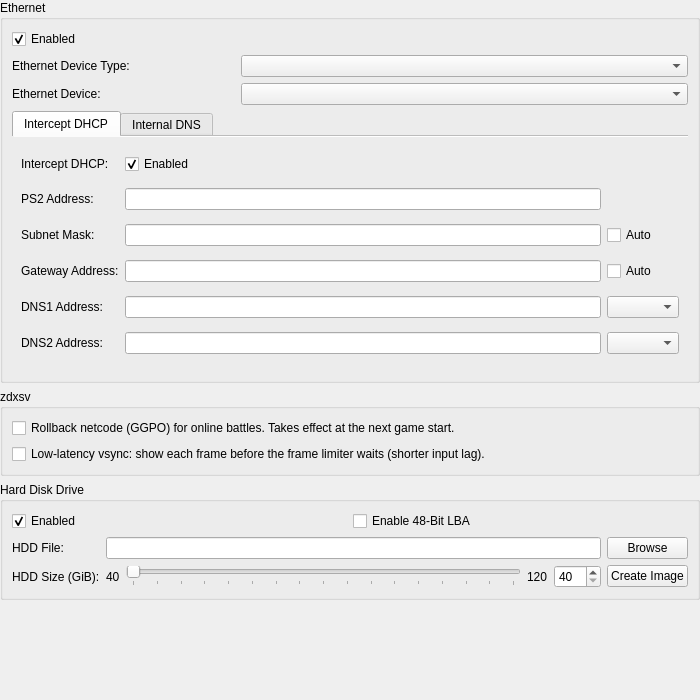
inada-s/pcsx2, file pcsx2-qt/Settings/DEV9SettingsWidget.ui: the form before one commit.
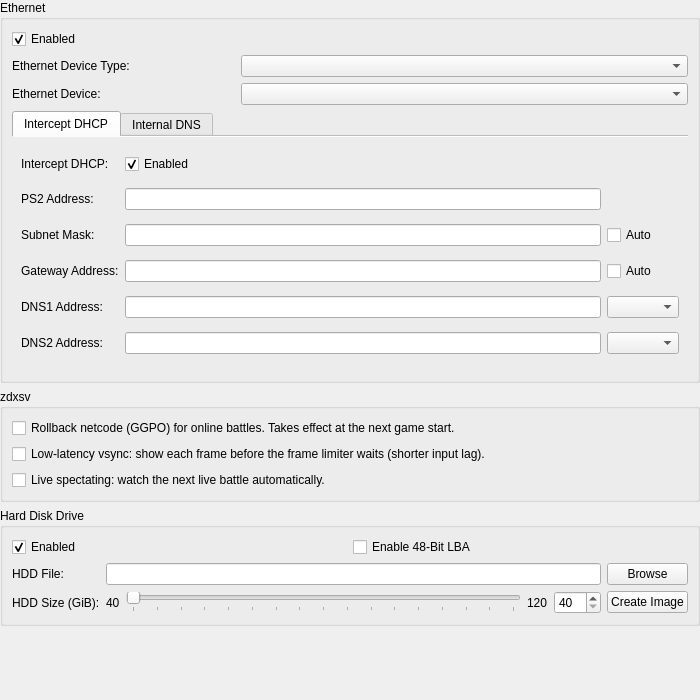
The form after the commit.

Commit message: zdxsv: live auto-next over the lobby UDP (ZdxsvLiveAutoNext): the lobby's newest live battle after a close

```diff
--- a/pcsx2-qt/Settings/DEV9SettingsWidget.ui
+++ b/pcsx2-qt/Settings/DEV9SettingsWidget.ui
@@ -315,6 +315,13 @@
         </property>
        </widget>
       </item>
+      <item>
+       <widget class="QCheckBox" name="zdxsvLiveAutoNext">
+        <property name="text">
+         <string>Live spectating: watch the next live battle automatically.</string>
+        </property>
+       </widget>
+      </item>
      </layout>
     </widget>
    </item>
```
The commit also changes 9 other files.
